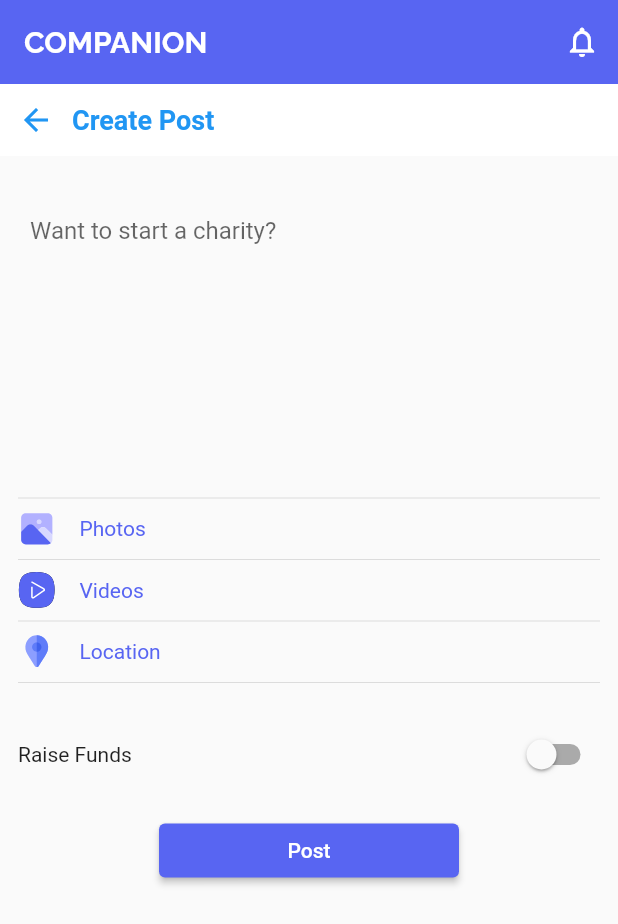
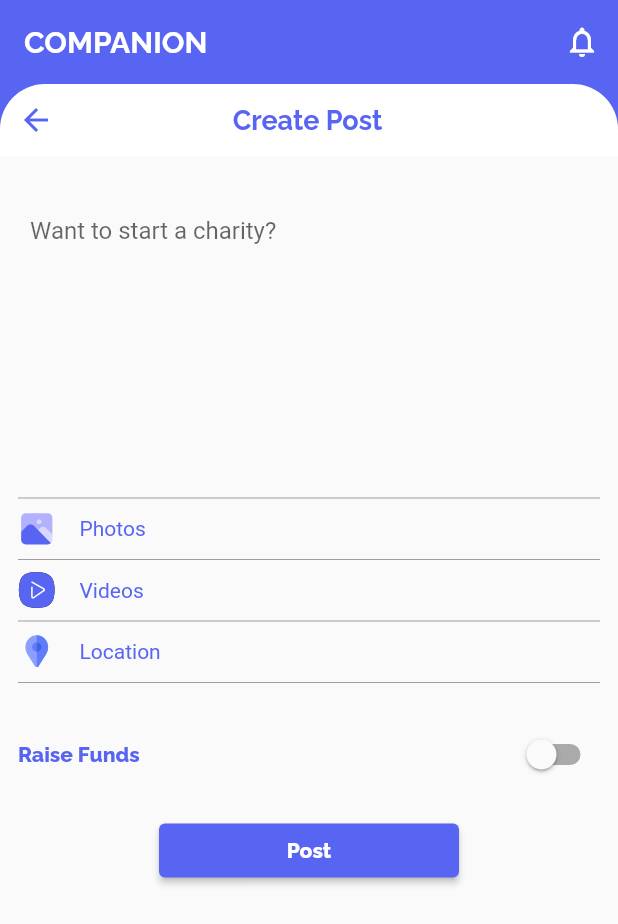
Before and after one commit to Sayuru99/Companion-Mobile-App, a Flutter app: the CreatePostPage screen opened by its route, on a phone screen of 412 x 824 dp. Shown: the top 924 px of the screen. Run offline on Flutter 3.47's test engine with Material 2 defaults, Android fonts, the phone set to English and light mode, and no system bars; our stand-ins replace cached_network_image, curved_navigation_bar, dotted_border, file_picker, flutter_svg, google_fonts and 2 more; accounts and stored records are empty; network calls fail.

Commit message:
ui bugs fixed

```diff
--- a/lib/common/ui/forms/donation.dart
+++ b/lib/common/ui/forms/donation.dart
@@ -93,9 +93,18 @@ class _CreatePostPageState extends State<CreatePostPage> {
       ),
       body: SingleChildScrollView(
         child: Column(
-          crossAxisAlignment: CrossAxisAlignment.stretch,
+          mainAxisAlignment: MainAxisAlignment.center,
           children: [
             Container(
+              color: Colors.white,
+              child: Container(
+                color: const Color.fromRGBO(88, 101, 242, 1.0),
+                child: ClipRRect(
+                  borderRadius: const BorderRadius.only(
+                    topLeft: Radius.circular(30),
+                    topRight: Radius.circular(30),
+                  ),
+                  child: Container(
                     color: Colors.white,
                     child: Row(
                       children: [
@@ -105,20 +114,29 @@ class _CreatePostPageState extends State<CreatePostPage> {
                           },
                           icon: const Icon(
                             Icons.arrow_back,
-                      color: Colors.blue,
+                            color: Color.fromRGBO(88, 101, 242, 1.0),
                           ),
                         ),
-                  const Center(
+                        Expanded(
+                          child: Center(
                             child: Text(
                               'Create Post',
                               style: TextStyle(
-                        color: Colors.blue,
+                                color: const Color.fromRGBO(88, 101, 242, 1.0),
                                 fontSize: 18,
                                 fontWeight: FontWeight.bold,
+                                fontFamily: GoogleFonts.raleway().fontFamily,
                               ),
                             ),
                           ),
+                        ),
+                        const SizedBox(
+                          width: 50,
+                        ),
                       ],
+                    ),
+                  ),
+                ),
               ),
             ),
             const SizedBox(height: 16),
@@ -150,7 +168,9 @@ class _CreatePostPageState extends State<CreatePostPage> {
                   const SizedBox(height: 16),
                   Column(
                     children: [
-                      const Divider(),
+                      const Divider(
+                        color: Colors.grey,
+                      ),
                       GestureDetector(
                         onTap: _selectPhotos,
                         child: Row(
@@ -169,7 +189,9 @@ class _CreatePostPageState extends State<CreatePostPage> {
                           ],
                         ),
                       ),
-                      const Divider(),
+                      const Divider(
+                        color: Colors.grey,
+                      ),
                       GestureDetector(
                         onTap: _selectVideos,
                         child: Row(
@@ -188,7 +210,9 @@ class _CreatePostPageState extends State<CreatePostPage> {
                           ],
                         ),
                       ),
-                      const Divider(),
+                      const Divider(
+                        color: Colors.grey,
+                      ),
                       GestureDetector(
                         onTap: _selectLocation,
                         child: Row(
@@ -207,14 +231,23 @@ class _CreatePostPageState extends State<CreatePostPage> {
                           ],
                         ),
                       ),
-                      const Divider(),
+                      const Divider(
+                        color: Colors.grey,
+                      ),
                     ],
                   ),
                   const SizedBox(height: 16),
                   Row(
                     mainAxisAlignment: MainAxisAlignment.spaceBetween,
                     children: [
-                      const Text('Raise Funds'),
+                      Text(
+                        'Raise Funds',
+                        style: TextStyle(
+                          fontFamily: GoogleFonts.raleway().fontFamily,
+                          fontWeight: FontWeight.w800,
+                          color: const Color.fromRGBO(88, 101, 242, 1.0),
+                        ),
+                      ),
                       Switch(
                         value: _raiseFunds,
                         onChanged: _toggleRaiseFunds,
@@ -238,7 +271,13 @@ class _CreatePostPageState extends State<CreatePostPage> {
       width: 200,
       child: ElevatedButton(
         onPressed: _nextAction,
-        child: Text(_raiseFunds ? 'Next' : 'Post'),
+        child: Text(
+          _raiseFunds ? 'Next' : 'Post',
+          style: TextStyle(
+            fontFamily: GoogleFonts.raleway().fontFamily,
+            fontWeight: FontWeight.w800,
+          ),
+        ),
         style: ButtonStyle(
           backgroundColor: MaterialStateProperty.resolveWith<Color?>(
               (Set<MaterialState> states) {
--- a/lib/common/ui/pages/profile.dart
+++ b/lib/common/ui/pages/profile.dart
@@ -18,9 +18,8 @@ class ProfilePage extends StatefulWidget {
 }
 
 class _ProfilePageState extends State<ProfilePage> {
-  late Future<List<Post>> _postsFuture;
   late User _currentUser = User(
-    name: 'John Doe',
+    name: 'Tharun NSBM',
     location: 'New York, NY',
     avatar: 'https://randomuser.me/api/portraits/men/1.jpg',
     followers: 5632,
@@ -40,7 +39,6 @@ class _ProfilePageState extends State<ProfilePage> {
   @override
   void initState() {
     super.initState();
-    _postsFuture = PostController().fetchPosts();
   }
 
   @override
@@ -132,6 +130,7 @@ class _ProfilePageState extends State<ProfilePage> {
               ),
             ),
             const Divider(),
+
             // FutureBuilder(
             //   future: _postsFuture,
             //   builder: (ctx, snapshot) {
--- a/lib/common/ui/widgets/post_card.dart
+++ b/lib/common/ui/widgets/post_card.dart
@@ -1,7 +1,30 @@
 // ignore_for_file: avoid_unnecessary_containers
 
 import 'package:flutter/material.dart';
-import '../../models/posts.dart';
+
+class Post {
+  final String imgUrl;
+  final String description;
+  final int likes;
+  final int raisedAmount;
+  final int totalAmount;
+  final List<Contributor> contributors;
+
+  const Post({
+    required this.imgUrl,
+    required this.description,
+    required this.likes,
+    required this.raisedAmount,
+    required this.totalAmount,
+    required this.contributors,
+  });
+}
+
+class Contributor {
+  final String avatar;
+
+  const Contributor({required this.avatar});
+}
 
 class PostCard extends StatelessWidget {
   final Post post;
@@ -21,14 +44,17 @@ class PostCard extends StatelessWidget {
         children: [
           SizedBox(
             height: 230,
-            width: 150,
-            child: Image.network(post.imgUrl, fit: BoxFit.cover),
+            width: MediaQuery.of(context).size.width,
+            child: Image.network(
+              'https://picsum.photos/seed/1/600',
+              fit: BoxFit.cover,
+            ),
           ),
           const SizedBox(height: 8),
           Padding(
             padding: const EdgeInsets.symmetric(horizontal: 8),
             child: LinearProgressIndicator(
-              value: post.raisedAmount / post.totalAmount,
+              value: 0.7,
               color: Colors.blue,
               backgroundColor: Colors.grey[200],
               minHeight: 4,
@@ -40,17 +66,21 @@ class PostCard extends StatelessWidget {
             child: Row(
               children: [
                 CircleAvatar(
-                  backgroundImage: NetworkImage(post.contributors[0].avatar),
+                  backgroundImage: NetworkImage(
+                    'https://picsum.photos/seed/2/100',
+                  ),
                   radius: 12,
                 ),
                 const SizedBox(width: 4),
                 CircleAvatar(
-                  backgroundImage: NetworkImage(post.contributors[1].avatar),
+                  backgroundImage: NetworkImage(
+                    'https://picsum.photos/seed/3/100',
+                  ),
                   radius: 12,
                 ),
                 const SizedBox(width: 4),
                 Text(
-                  'Liked by ${post.likes} people',
+                  'Liked by 200 people',
                   style: const TextStyle(
                     fontSize: 12,
                     fontWeight: FontWeight.bold,
@@ -63,7 +93,7 @@ class PostCard extends StatelessWidget {
           Padding(
             padding: const EdgeInsets.symmetric(horizontal: 8),
             child: Text(
-              post.description,
+              'This is a sample post description. This is a sample post description.',
               style: const TextStyle(fontSize: 12),
               maxLines: 2,
               overflow: TextOverflow.ellipsis,
--- a/lib/common/ui/widgets/posts_widget.dart
+++ b/lib/common/ui/widgets/posts_widget.dart
@@ -162,7 +162,7 @@ class PostWidget extends StatelessWidget {
                         ),
                       ),
                     ),
-                    const SizedBox(width: 50),
+                    const Spacer(),
                     SvgPicture.asset(
                       'assets/icons/like.svg',
                       height: 15,
```
Also changed, not shown: lib/common/ui/forms/uploadFile.dart (+22 -3 lines), lib/common/ui/pages/fullPost.dart (+34 -22 lines). Lines whose indentation alone changed are shown as unchanged.
